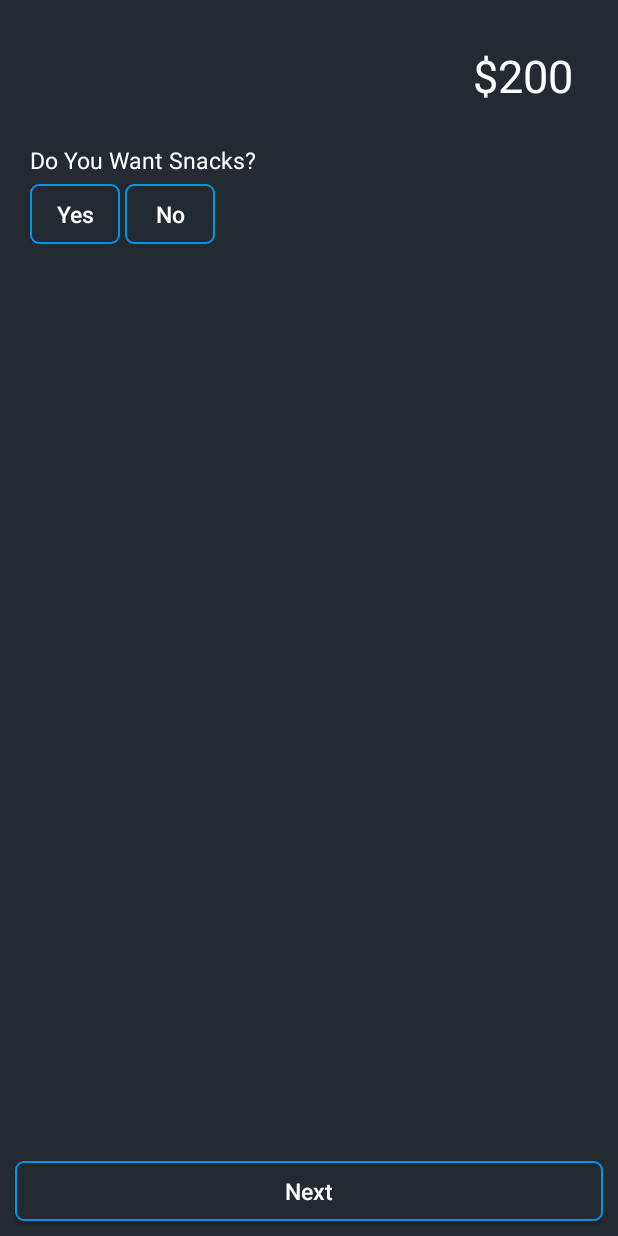
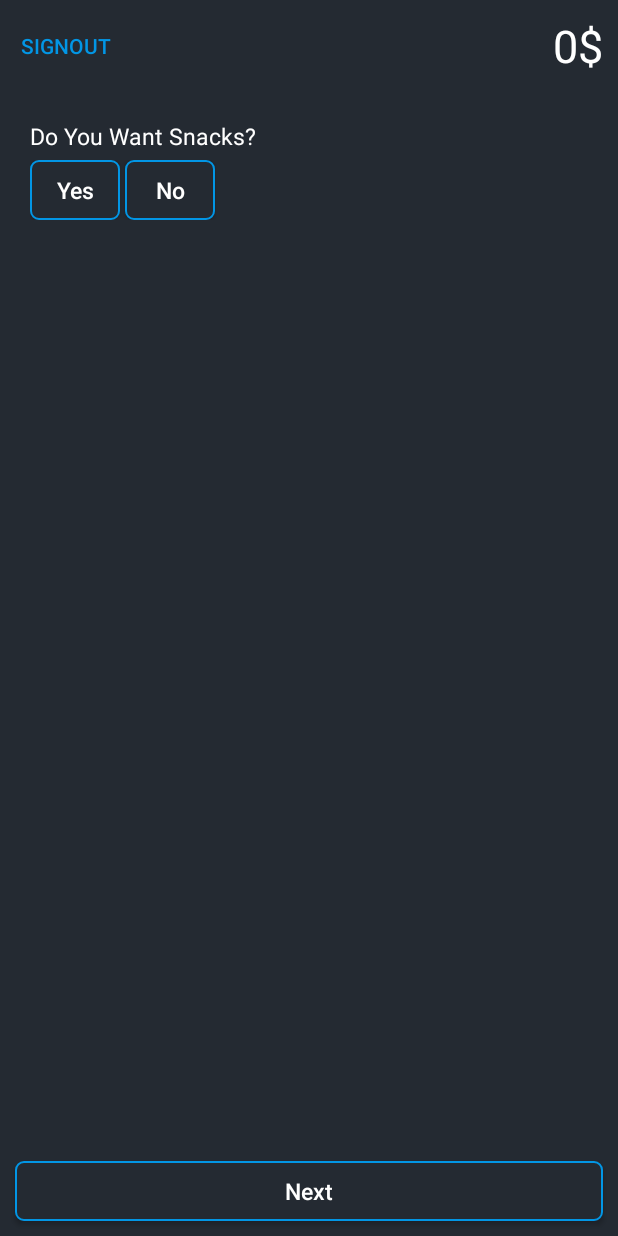
Before and after one commit to AhmedRamadanAR/CinemaApp, an Android app: the layout fragment_buy_ticket_snack.xml on its own in the app's theme, with its tools: preview values and no code run, on a phone screen of 412 x 824 dp. Run offline under Robolectric (Android 15) with nearby library versions, the phone set to English and light mode, and no system bars.

Commit message:
Final Version By Elsaadany 😎 🔥

```diff
--- a/app/build.gradle
+++ b/app/build.gradle
@@ -74,6 +74,9 @@ dependencies {
     implementation 'com.google.android.gms:play-services-auth:19.2.0'
 
     implementation "androidx.fragment:fragment-ktx:1.6.1"
+    implementation 'androidx.core:core-splashscreen:1.0.0-alpha01'
+
+
 
 
 }
--- a/app/src/main/AndroidManifest.xml
+++ b/app/src/main/AndroidManifest.xml
@@ -1,14 +1,14 @@
 <?xml version="1.0" encoding="utf-8"?>
 <manifest xmlns:android="http://schemas.android.com/apk/res/android"
     xmlns:tools="http://schemas.android.com/tools">
-<uses-permission android:name="android.permission.INTERNET"></uses-permission>
+<uses-permission android:name="android.permission.INTERNET"/>
     <application
         android:allowBackup="true"
         android:dataExtractionRules="@xml/data_extraction_rules"
         android:fullBackupContent="@xml/backup_rules"
-        android:icon="@mipmap/ic_launcher"
+        android:icon="@mipmap/popcorn"
         android:label="@string/app_name"
-        android:roundIcon="@mipmap/ic_launcher_round"
+        android:roundIcon="@mipmap/popcorn"
         android:supportsRtl="true"
         android:theme="@style/Theme.CinemaApp"
         tools:targetApi="31">
--- /dev/null
+++ b/app/src/main/res/drawable/splash_screen.xml
@@ -0,0 +1,10 @@
+<?xml version="1.0" encoding="utf-8"?>
+<layer-list xmlns:android="http://schemas.android.com/apk/res/android">
+    <item android:drawable="@color/black_light" />
+
+    <item>
+        <bitmap
+            android:gravity="center"
+            android:src="@drawable/popcorn" />
+    </item>
+</layer-list>
--- a/app/src/main/res/layout/fragment_buy_ticket_snack.xml
+++ b/app/src/main/res/layout/fragment_buy_ticket_snack.xml
@@ -7,24 +7,30 @@
     android:background="@color/black_light"
     tools:context=".BuyTicketSnack">
 
-    <LinearLayout
-        android:id="@+id/lnr"
-        android:layout_margin="30dp"
+
+    <TextView
+        android:id="@+id/tv_money_before_edit"
+        style="@style/CustomTextStyle"
         android:layout_width="wrap_content"
         android:layout_height="wrap_content"
-        android:orientation="horizontal"
+        android:layout_margin="10dp"
+        android:gravity="end"
+        android:text="0$"
+        android:textSize="30sp"
         app:layout_constraintEnd_toEndOf="parent"
-        app:layout_constraintTop_toTopOf="parent">
+        app:layout_constraintTop_toTopOf="parent" />
 
-        <TextView
-            style="@style/CustomTextStyle"
-            android:textSize="30sp"
-            android:layout_width="wrap_content"
-            android:layout_height="wrap_content"
-            android:gravity="end"
-            android:text="$200" />
 
-    </LinearLayout>
+    <androidx.appcompat.widget.AppCompatButton
+        android:id="@+id/btn_signout"
+        android:layout_width="wrap_content"
+        android:layout_height="wrap_content"
+        android:background="@android:color/transparent"
+        android:text="SignOut"
+        android:textColor="@color/blue"
+        app:layout_constraintBottom_toBottomOf="@+id/tv_money_before_edit"
+        app:layout_constraintStart_toStartOf="parent"
+        app:layout_constraintTop_toTopOf="@+id/tv_money_before_edit" />
 
 
     <ScrollView
@@ -34,7 +40,7 @@
         android:padding="20dp"
         app:layout_constraintEnd_toEndOf="parent"
         app:layout_constraintStart_toStartOf="parent"
-        app:layout_constraintTop_toBottomOf="@+id/lnr">
+        app:layout_constraintTop_toBottomOf="@+id/btn_signout">
 
 
         <LinearLayout
--- a/app/src/main/res/values/themes.xml
+++ b/app/src/main/res/values/themes.xml
@@ -14,6 +14,9 @@
         <!-- Status bar color. -->
         <item name="android:statusBarColor">?attr/colorPrimaryVariant</item>
         <!-- Customize your theme here. -->
+
+        <item name="android:windowBackground">@drawable/splash_screen</item>
+
     </style>
 
     <style name="CustomTextStyle">
```
Also changed, not shown: app/src/main/java/com/example/cinemaapp/BuyTicketSnack.kt (+51 -1 lines), app/src/main/java/com/example/cinemaapp/LoginFragment.kt (+59 -21 lines), app/src/main/java/com/example/cinemaapp/MovieDetailsFragment.kt (+34 -34 lines), app/src/main/java/com/example/cinemaapp/PaymentCheck.kt (+120 -12 lines), app/src/main/java/com/example/cinemaapp/SignUpFragment.kt (+59 -3 lines), app/src/main/java/com/example/cinemaapp/SplashScreenFragment.kt (+13 -3 lines), app/src/main/res/layout/fragment_login.xml (+20 -17 lines), app/src/main/res/layout/fragment_payment_check.xml (+14 -0 lines), app/src/main/res/layout/fragment_signup.xml (+8 -7 lines), app/src/main/res/navigation/nav_graph.xml (+18 -4 lines), app/src/main/res/mipmap-hdpi/popcorn.png (added), app/src/main/res/mipmap-mdpi/popcorn.png (added), app/src/main/res/mipmap-xhdpi/popcorn.png (added), app/src/main/res/mipmap-xxhdpi/popcorn.png (added), 1 more files.
